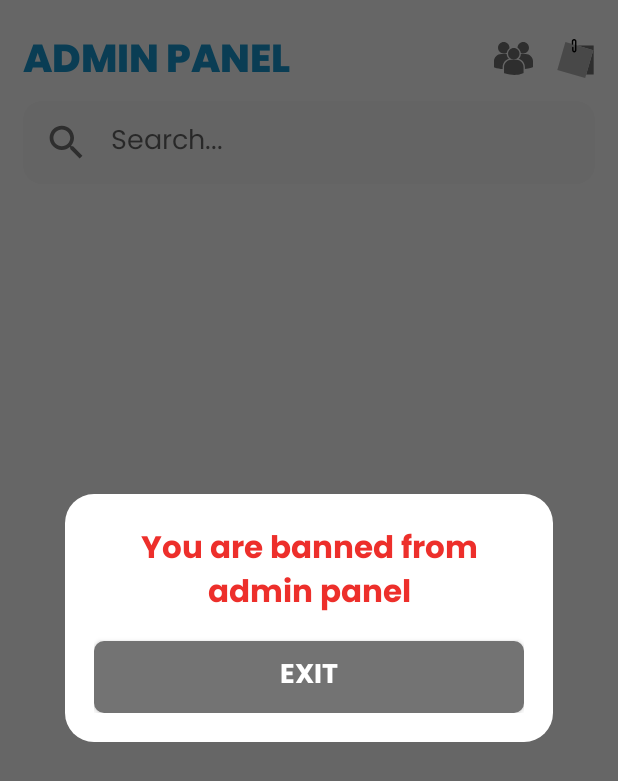
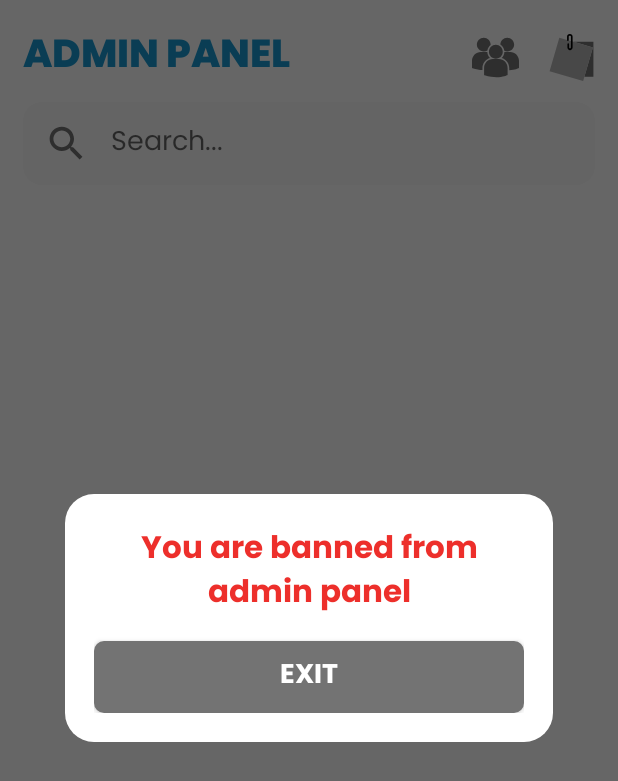
Before and after one commit to andreolikalcopoli/ViralAdminPanel, an Android app: the screen it shows after launch once a user with an empty profile is signed in (MainActivity), on a phone screen of 412 x 824 dp. Shown: the top 781 px of the screen. Run offline under Robolectric (Android 15) with nearby library versions, the phone set to English and light mode, and no system bars; our stand-ins replace Firebase (no records; nobody signed in at launch, a user with empty details on screens opened directly), sdp/ssp sizes.

Commit message:
###ADMIN PANEL###

```diff
--- a/app/src/main/java/com/magma/viraladminpanel/Adapter/PeopleAdapter.java
+++ b/app/src/main/java/com/magma/viraladminpanel/Adapter/PeopleAdapter.java
@@ -13,6 +13,7 @@ import androidx.recyclerview.widget.RecyclerView;
 
 import com.bumptech.glide.Glide;
 
+import com.bumptech.glide.load.engine.DiskCacheStrategy;
 import com.magma.viraladminpanel.People;
 import com.magma.viraladminpanel.Popup.PopupBlockUser;
 import com.magma.viraladminpanel.Popup.PopupRemoveUser;
@@ -57,6 +58,7 @@ public class PeopleAdapter extends RecyclerView.Adapter<PeopleAdapter.ViewHolder
         if(!user.getProfilePhoto().equals("default")) {
             Glide.with(mContext)
                     .load(user.getProfilePhoto())
+                    .diskCacheStrategy(DiskCacheStrategy.DATA)
                     .into(holder.user_photo);
         } else { holder.user_photo.setImageResource(R.drawable.default_profile_photo); }
 
--- a/app/src/main/java/com/magma/viraladminpanel/MainActivity.java
+++ b/app/src/main/java/com/magma/viraladminpanel/MainActivity.java
@@ -71,6 +71,8 @@ public class MainActivity extends AppCompatActivity {
     protected void onCreate(Bundle savedInstanceState) {
         super.onCreate(savedInstanceState);
         setContentView(R.layout.activity_main);
+
+        FirebaseDatabase.getInstance().setPersistenceEnabled(true);
 
         mActivity = this;
 
--- a/app/src/main/res/layout/activity_main.xml
+++ b/app/src/main/res/layout/activity_main.xml
@@ -10,7 +10,7 @@
         android:id="@+id/linearLayout3"
         android:layout_width="match_parent"
         android:layout_height="wrap_content"
-        android:layout_marginTop="@dimen/_2sdp"
+        android:layout_marginTop="@dimen/_5sdp"
         android:layout_marginLeft="@dimen/_12sdp"
         android:layout_marginRight="@dimen/_12sdp"
         android:background="@drawable/spinner_background"
@@ -48,7 +48,7 @@
         android:id="@+id/topMenu"
         android:layout_width="match_parent"
         android:layout_height="wrap_content"
-        android:layout_marginTop="@dimen/_10sdp"
+        android:layout_marginTop="@dimen/_12sdp"
         android:layout_marginLeft="@dimen/_12sdp"
         android:layout_marginRight="@dimen/_12sdp"
         app:layout_constraintEnd_toEndOf="parent"
@@ -59,7 +59,6 @@
             android:id="@+id/textView4"
             android:layout_width="wrap_content"
             android:layout_height="wrap_content"
-            android:layout_marginTop="@dimen/_4sdp"
             android:fontFamily="@font/poppins_extrabold"
             android:text="ADMIN PANEL"
             android:textColor="@color/primaryColor"
@@ -70,8 +69,8 @@
 
         <ImageView
             android:id="@+id/imgPosts"
-            android:layout_width="@dimen/_20sdp"
-            android:layout_height="@dimen/_20sdp"
+            android:layout_width="@dimen/_24sdp"
+            android:layout_height="@dimen/_24sdp"
             app:layout_constraintBottom_toBottomOf="parent"
             app:layout_constraintEnd_toEndOf="parent"
             app:layout_constraintTop_toTopOf="parent"
@@ -79,9 +78,9 @@
 
         <ImageView
             android:id="@+id/imgPeople"
-            android:layout_width="@dimen/_20sdp"
-            android:layout_height="@dimen/_20sdp"
-            android:layout_marginEnd="@dimen/_12sdp"
+            android:layout_width="@dimen/_24sdp"
+            android:layout_height="@dimen/_24sdp"
+            android:layout_marginEnd="@dimen/_15sdp"
             app:layout_constraintBottom_toBottomOf="parent"
             app:layout_constraintEnd_toStartOf="@+id/imgPosts"
             app:layout_constraintTop_toTopOf="parent"
```
Also changed, not shown: app/src/main/java/com/magma/viraladminpanel/Adapter/PostAdapter.java (+7 -1 lines).
